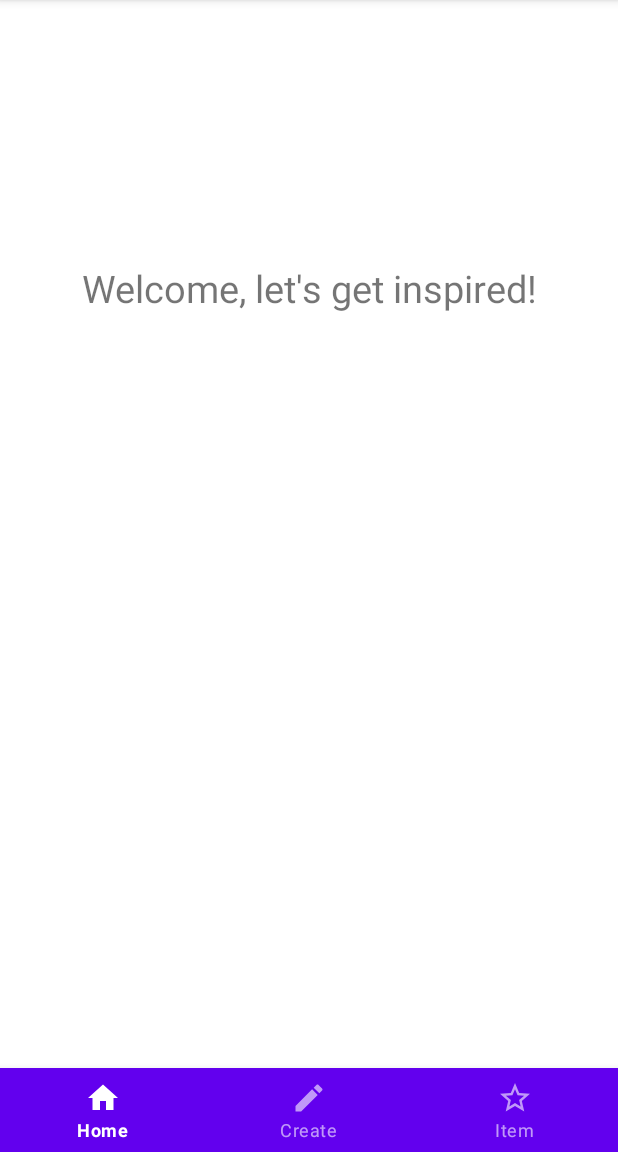
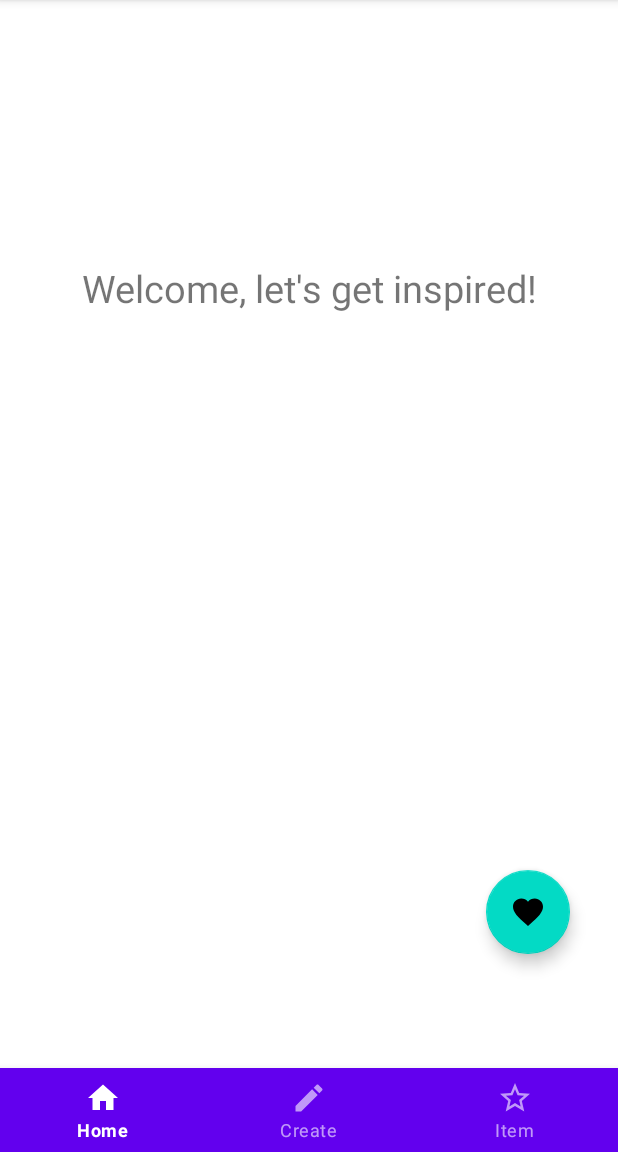
Before and after one commit to juanpalegre/InspireUs, an Android app: the MainFragment screen opened directly, with no data from a screen before it, on a phone screen of 412 x 824 dp, the part 84-1236 px from its top. Run offline under Robolectric (Android 15) with nearby library versions, the phone set to English and light mode, and no system bars; our stand-ins replace Firebase (no records; nobody signed in at launch, a user with empty details on screens opened directly), navigation-ui.

Commit message:
Add Floating button in mainFragment and item favourites card

```diff
--- /dev/null
+++ b/app/src/main/res/drawable/ic_baseline_favorite_24.xml
@@ -0,0 +1,5 @@
+<vector android:height="24dp" android:tint="#FFFFFF"
+    android:viewportHeight="24" android:viewportWidth="24"
+    android:width="24dp" xmlns:android="http://schemas.android.com/apk/res/android">
+    <path android:fillColor="@android:color/white" android:pathData="M12,21.35l-1.45,-1.32C5.4,15.36 2,12.28 2,8.5 2,5.42 4.42,3 7.5,3c1.74,0 3.41,0.81 4.5,2.09C13.09,3.81 14.76,3 16.5,3 19.58,3 22,5.42 22,8.5c0,3.78 -3.4,6.86 -8.55,11.54L12,21.35z"/>
+</vector>
--- a/app/src/main/res/layout/fragment_main.xml
+++ b/app/src/main/res/layout/fragment_main.xml
@@ -41,4 +41,15 @@
         app:layout_constraintTop_toTopOf="parent"
         android:visibility="gone"/>
 
+    <com.google.android.material.floatingactionbutton.FloatingActionButton
+        android:id="@+id/floating_favorite_button"
+        android:elevation="8dp"
+        android:layout_width="wrap_content"
+        android:layout_height="wrap_content"
+        app:layout_constraintBottom_toBottomOf="parent"
+        app:layout_constraintEnd_toEndOf="parent"
+        android:layout_marginEnd="32dp"
+        android:layout_marginBottom="132dp"
+        android:src="@drawable/ic_baseline_favorite_24" />
+
 </androidx.constraintlayout.widget.ConstraintLayout>
```
Also changed, not shown: app/src/main/res/layout/item_favorite.xml (added, +30 -0 lines).
